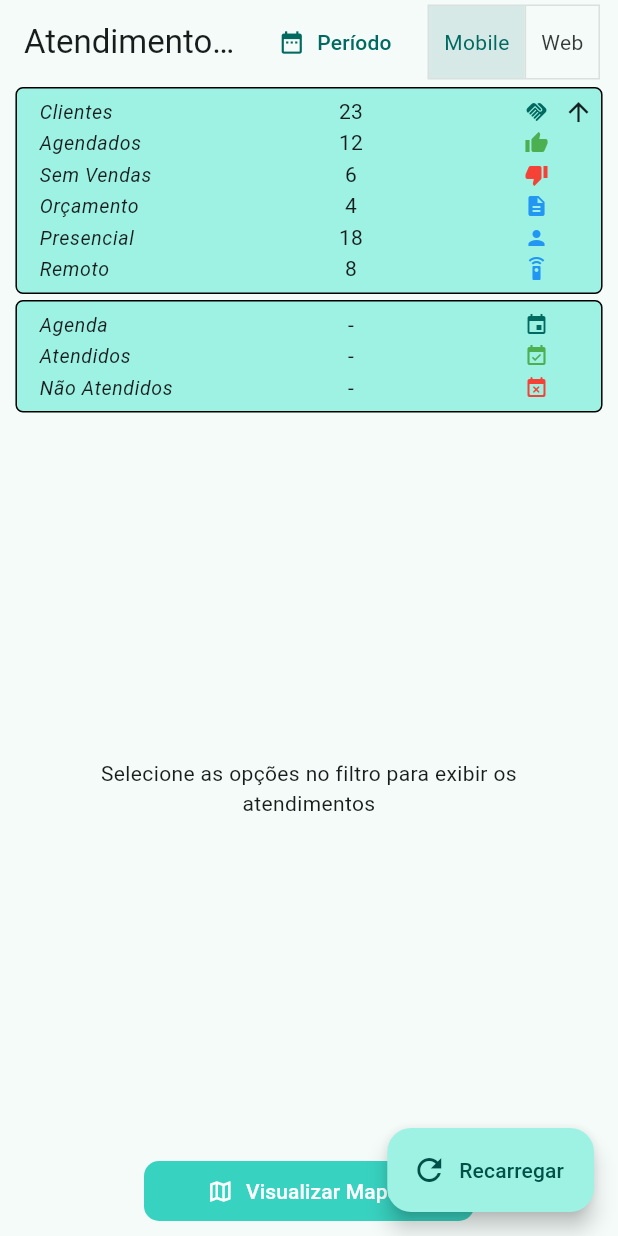
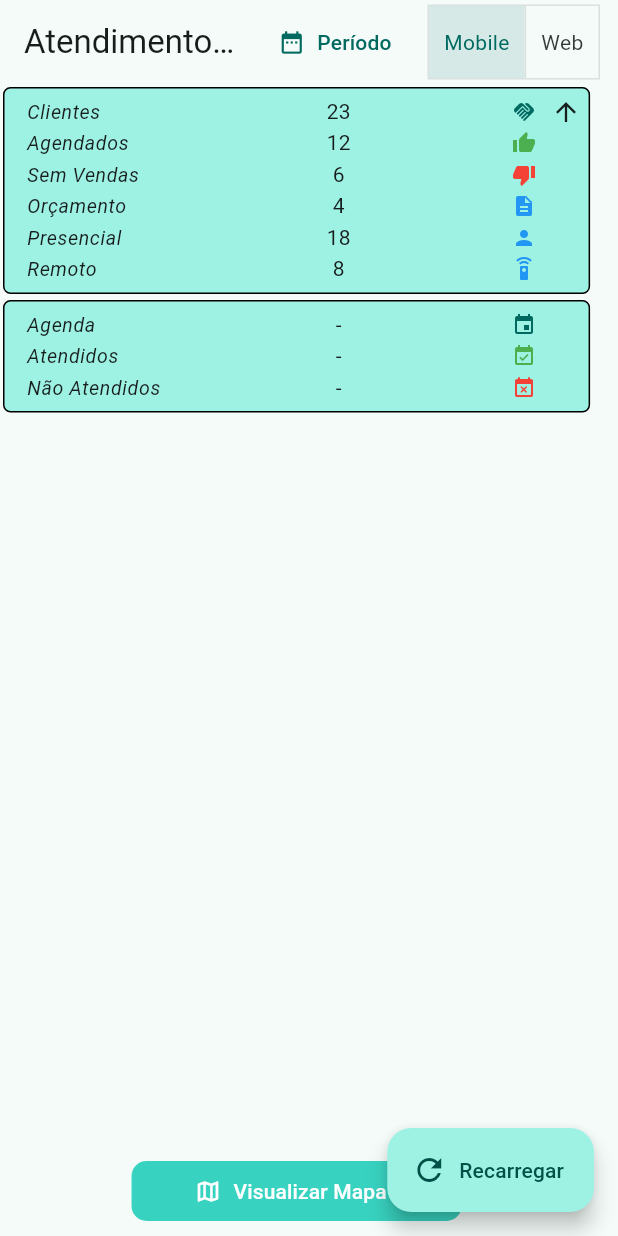
Before and after one commit to allebarrosm/atendimento-componente, a Flutter app: the screen it shows after launch, on a phone screen of 412 x 824 dp. Run offline on Flutter 3.47's test engine with Material 3 defaults, Android fonts, the phone set to English and light mode, and no system bars; our stand-ins replace flutter_mobx, google_maps_flutter, latlong2, mobx; missing offline and left inert: flutter_floating_map_marker_titles_core, roteiro; generated files the repository leaves out were written again.

Commit message:
fix: sem mensagem de vazio na lista e na grade

```diff
--- a/lib/src/ui/atendimento_body.dart
+++ b/lib/src/ui/atendimento_body.dart
@@ -161,15 +161,8 @@ class _AtendimentoBodyState extends State<AtendimentoBody> {
         ),
         Expanded(
           child: rows.isEmpty
-              ? Center(
-                  child: Padding(
-                    padding: const EdgeInsets.all(24),
-                    child: Text(
-                      emptyAtendimentoMessage,
-                      textAlign: TextAlign.center,
-                    ),
-                  ),
-                )
+              // Sem atendimentos não exibimos nada (o usuário não pediu aviso).
+              ? const SizedBox.shrink()
               : ListView.builder(
                   itemCount: rows.length,
                   itemBuilder: (context, index) {
--- a/lib/src/ui/store/atendimento_store.dart
+++ b/lib/src/ui/store/atendimento_store.dart
@@ -625,7 +625,3 @@ abstract class AtendimentoStoreBase with Store {
     return code.isEmpty ? atendimento.corporateName : code;
   }
 }
-
-/// Mensagem de erro padrão usada pelos apps quando o filtro não retorna nada.
-const String emptyAtendimentoMessage =
-    'Selecione as opções no filtro para exibir os atendimentos';
--- a/lib/src/ui/widgets/atendimento_grid.dart
+++ b/lib/src/ui/widgets/atendimento_grid.dart
@@ -12,7 +12,7 @@ class AtendimentoGrid extends StatelessWidget {
     this.onRowTap,
     this.onLoadMore,
     this.loadingMore = false,
-    this.emptyMessage = 'Selecione as opções no filtro para exibir os atendimentos',
+    this.emptyMessage = '',
   });
 
   final List<Atendimento> rows;
@@ -25,6 +25,8 @@ class AtendimentoGrid extends StatelessWidget {
   @override
   Widget build(BuildContext context) {
     if (rows.isEmpty) {
+      // Sem linhas não exibimos nada (nem mensagem de vazio).
+      if (emptyMessage.isEmpty) return const SizedBox.shrink();
       return Center(
         child: Padding(
           padding: const EdgeInsets.all(24),
--- a/pubspec.yaml
+++ b/pubspec.yaml
@@ -2,7 +2,7 @@ name: atendimento
 description: >-
   Componente compartilhado de Atendimento (mapa, marcadores, filtros,
   estatísticas, cards e grid) para Gestão e BackOffice. Android e Web.
-version: 0.1.4
+version: 0.1.5
 publish_to: none
 
 environment:
```
Also changed, not shown: example/pubspec.lock, 1 other file.
